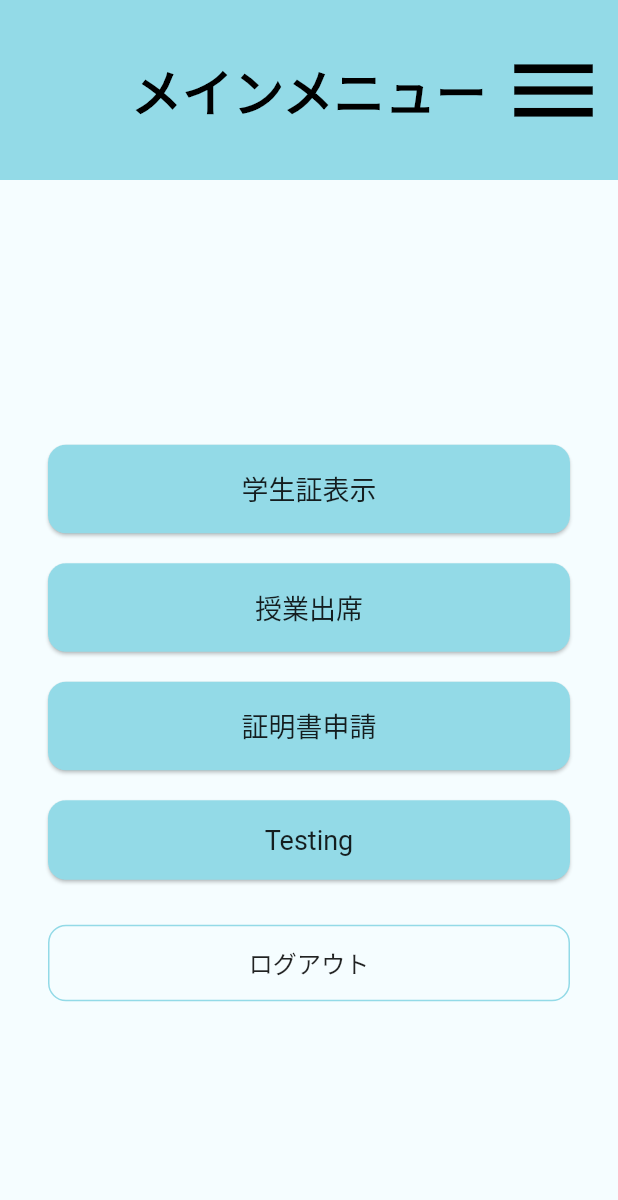
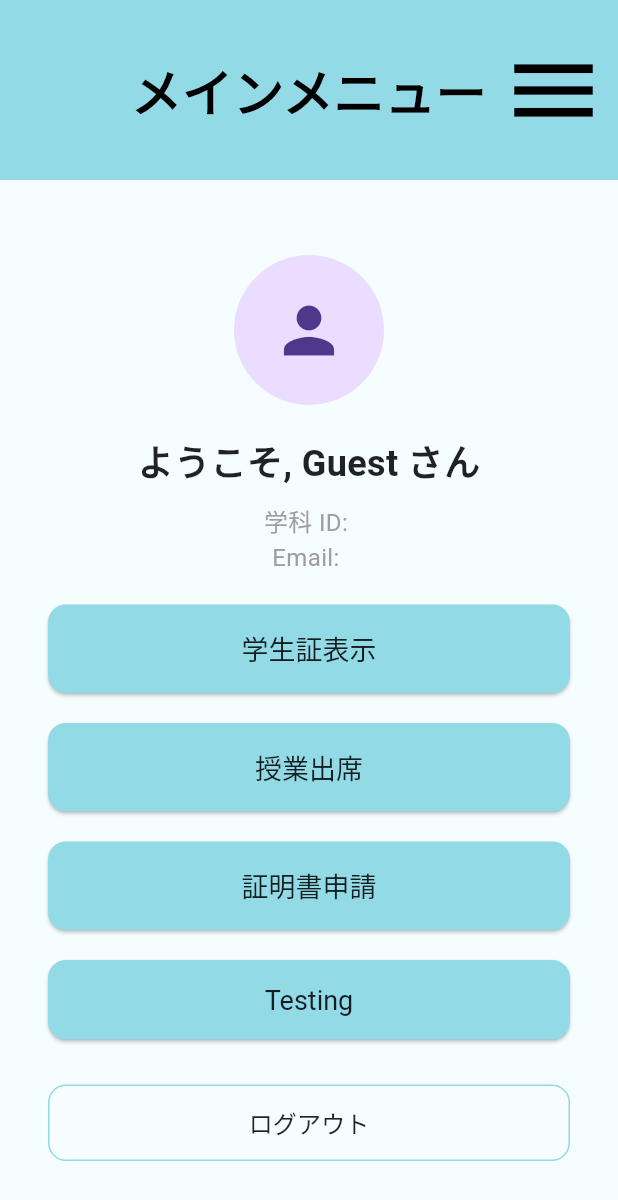
Before and after one commit to inamu-05/CamPass, a Flutter app: the MainMenuScreen screen opened by its route, on a phone screen of 412 x 824 dp. Shown: the top 1200 px of the screen. Run offline on Flutter 3.47's test engine with Material 3 defaults, Android fonts, the phone set to English and light mode, and no system bars.

Commit message:
ユーザー情報保存(仮)

```diff
--- /dev/null
+++ b/frontend/lib/providers/user_provider.dart
@@ -0,0 +1,42 @@
+import 'package:flutter/material.dart';
+
+class UserProvider with ChangeNotifier {
+  // These variables hold the logged-in user's data
+  String? _userId;
+  String? _userName;
+  String? _courseId;
+  String? _email;
+  String? _img; // Path to image
+
+  // Getters to access the data safely
+  String get userId => _userId ?? "";
+  String get userName => _userName ?? "Guest";
+  String get courseId => _courseId ?? "";
+  String get email => _email ?? "";
+  String get img => _img ?? "";
+
+  // Check if user is logged in
+  bool get isLoggedIn => _userId != null;
+
+  // Method to set user data (Call this after Login)
+  void setUser(Map<String, dynamic> data) {
+    _userId = data['userId'];
+    _userName = data['userName'];
+    _courseId = data['courseId'];
+    _email = data['email'];
+    _img = data['img'];
+
+    // Notify all screens that listen to this provider to update
+    notifyListeners();
+  }
+
+  // Method to logout
+  void logout() {
+    _userId = null;
+    _userName = null;
+    _courseId = null;
+    _email = null;
+    _img = null;
+    notifyListeners();
+  }
+}
--- a/frontend/lib/screens/mainmenu_screen.dart
+++ b/frontend/lib/screens/mainmenu_screen.dart
@@ -1,4 +1,6 @@
 import 'package:flutter/material.dart';
+import 'package:provider/provider.dart'; // new
+import '../providers/user_provider.dart'; // new
 import 'logout_screen.dart';
 import '../main.dart'; // CustomAppBar 用
 import 'attendance_screen.dart';
@@ -59,6 +61,7 @@ class MainMenuScreen extends StatelessWidget {
 
   @override
   Widget build(BuildContext context) {
+    final user = Provider.of<UserProvider>(context);
     return Scaffold(
       appBar: CustomAppBar(
         title: "メインメニュー",
@@ -93,6 +96,30 @@ class MainMenuScreen extends StatelessWidget {
           child: Column(
             mainAxisAlignment: MainAxisAlignment.center,
             children: [
+              CircleAvatar(
+                radius: 50,
+                backgroundImage: user.img.isNotEmpty
+                    ? NetworkImage(API_BASE_URL + user.img) // careful with localhost here
+                    : null,
+                child: user.img.isEmpty ? const Icon(Icons.person, size: 50) : null,
+              ),
+              const SizedBox(height: 20),
+
+              // Display the Name!
+              Text(
+                "ようこそ, ${user.userName} さん", // "Welcome, [Name] san"
+                style: const TextStyle(fontSize: 24, fontWeight: FontWeight.bold),
+              ),
+
+              const SizedBox(height: 10),
+              Text(
+                "学科 ID: ${user.courseId}",
+                style: const TextStyle(fontSize: 16, color: Colors.grey),
+              ),
+              Text(
+                "Email: ${user.email}",
+                style: const TextStyle(fontSize: 16, color: Colors.grey),
+              ),
               const SizedBox(height: 20),
               _buildMainButton(
                 label: '学生証表示',
--- a/frontend/pubspec.yaml
+++ b/frontend/pubspec.yaml
@@ -29,6 +29,7 @@ environment:
 # versions available, run `flutter pub outdated`.
 dependencies:
   http: ^0.13.5
+  provider: ^6.0.0
   flutter:
     sdk: flutter
 
```
Also changed, not shown: frontend/lib/main.dart (+10 -1 lines), frontend/lib/screens/login_screen.dart (+12 -0 lines), frontend/pubspec.lock, 1 other file.
